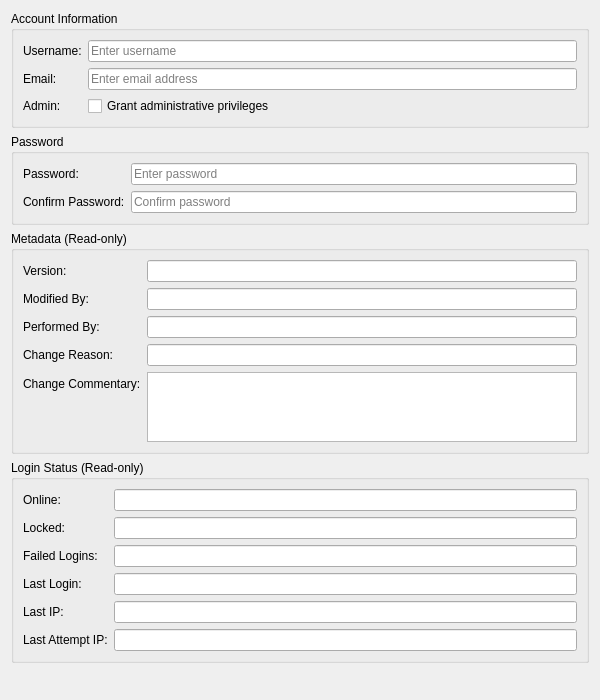
This is projects/ores.qt/ui/AccountDetailDialog.ui in OreStudio/OreStudio as Qt 5 draws it before an edit. The edited form follows.
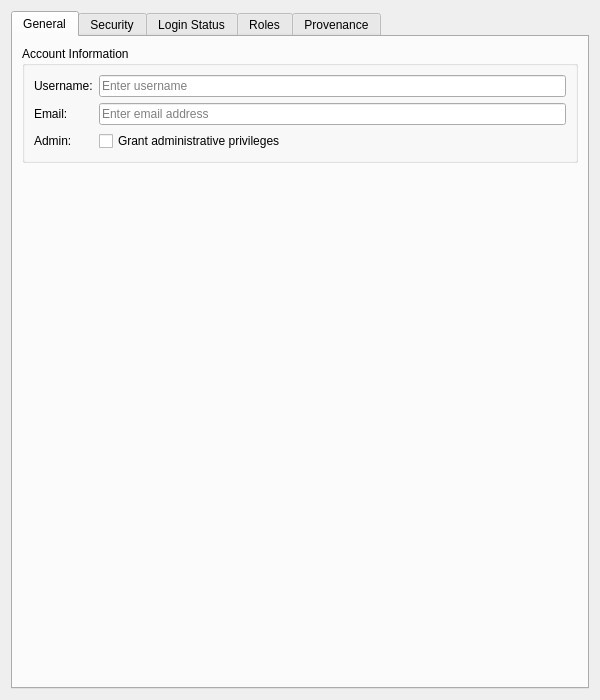
This is the edited form. Custom widgets are drawn as their Qt base class.

```diff
--- a/projects/ores.qt/ui/AccountDetailDialog.ui
+++ b/projects/ores.qt/ui/AccountDetailDialog.ui
@@ -10,6 +10,12 @@
     <height>700</height>
    </rect>
   </property>
+  <property name="minimumSize">
+   <size>
+    <width>600</width>
+    <height>500</height>
+   </size>
+  </property>
   <property name="sizePolicy">
    <sizepolicy hsizetype="Preferred" vsizetype="Preferred">
     <horstretch>0</horstretch>
@@ -21,6 +27,12 @@
   </property>
   <layout class="QVBoxLayout" name="verticalLayout">
    <item>
+    <widget class="QTabWidget" name="tabWidget">
+     <property name="currentIndex"><number>0</number></property>
+     <widget class="QWidget" name="generalTab">
+      <attribute name="title"><string>General</string></attribute>
+      <layout class="QVBoxLayout" name="generalLayout">
+       <item>
     <widget class="QGroupBox" name="accountInfoGroup">
      <property name="title">
       <string>Account Information</string>
@@ -72,6 +84,24 @@
     </widget>
    </item>
    <item>
+        <spacer name="verticalSpacerGeneral">
+         <property name="orientation">
+          <enum>Qt::Vertical</enum>
+         </property>
+         <property name="sizeHint" stdset="0">
+          <size>
+           <width>20</width>
+           <height>40</height>
+          </size>
+         </property>
+        </spacer>
+       </item>
+      </layout>
+     </widget>
+     <widget class="QWidget" name="securityTab">
+      <attribute name="title"><string>Security</string></attribute>
+      <layout class="QVBoxLayout" name="securityLayout">
+       <item>
     <widget class="QGroupBox" name="passwordGroup">
      <property name="title">
       <string>Password</string>
@@ -115,91 +145,23 @@
     </widget>
    </item>
    <item>
-    <widget class="QGroupBox" name="metadataGroup">
-     <property name="title">
-      <string>Metadata (Read-only)</string>
-     </property>
-     <layout class="QFormLayout" name="formLayout_3">
-      <item row="0" column="0">
-       <widget class="QLabel" name="labelVersion">
-        <property name="text">
-         <string>Version:</string>
-        </property>
-       </widget>
-      </item>
-      <item row="0" column="1">
-       <widget class="QLineEdit" name="versionEdit">
-        <property name="readOnly">
-         <bool>true</bool>
-        </property>
-       </widget>
-      </item>
-      <item row="1" column="0">
-       <widget class="QLabel" name="labelModifiedBy">
-        <property name="text">
-         <string>Modified By:</string>
-        </property>
-       </widget>
-      </item>
-      <item row="1" column="1">
-       <widget class="QLineEdit" name="modifiedByEdit">
-        <property name="readOnly">
-         <bool>true</bool>
-        </property>
-       </widget>
-      </item>
-      <item row="2" column="0">
-       <widget class="QLabel" name="labelPerformedBy">
-        <property name="text">
-         <string>Performed By:</string>
-        </property>
-       </widget>
-      </item>
-      <item row="2" column="1">
-       <widget class="QLineEdit" name="performedByEdit">
-        <property name="readOnly">
-         <bool>true</bool>
-        </property>
-       </widget>
-      </item>
-
-      <item row="3" column="0">
-       <widget class="QLabel" name="labelChangeReason">
-        <property name="text">
-         <string>Change Reason:</string>
-        </property>
-       </widget>
-      </item>
-      <item row="3" column="1">
-       <widget class="QLineEdit" name="changeReasonEdit">
-        <property name="readOnly">
-         <bool>true</bool>
-        </property>
-       </widget>
-      </item>
-      <item row="4" column="0">
-       <widget class="QLabel" name="labelChangeCommentary">
-        <property name="text">
-         <string>Change Commentary:</string>
-        </property>
-       </widget>
-      </item>
-      <item row="4" column="1">
-       <widget class="QPlainTextEdit" name="changeCommentaryEdit">
-        <property name="readOnly">
-         <bool>true</bool>
-        </property>
-        <property name="maximumSize">
+        <spacer name="verticalSpacerSecurity">
+         <property name="orientation">
+          <enum>Qt::Vertical</enum>
+         </property>
+         <property name="sizeHint" stdset="0">
          <size>
-          <width>16777215</width>
-          <height>80</height>
-         </size>
-        </property>
-       </widget>
+           <width>20</width>
+           <height>40</height>
+          </size>
+         </property>
+        </spacer>
       </item>
      </layout>
     </widget>
-   </item>
+     <widget class="QWidget" name="loginStatusTab">
+      <attribute name="title"><string>Login Status</string></attribute>
+      <layout class="QVBoxLayout" name="loginStatusLayout">
    <item>
     <widget class="QGroupBox" name="loginStatusGroup">
      <property name="title">
@@ -294,7 +256,7 @@
     </widget>
    </item>
    <item>
-    <spacer name="verticalSpacer">
+        <spacer name="verticalSpacerLoginStatus">
      <property name="orientation">
       <enum>Qt::Vertical</enum>
      </property>
@@ -308,6 +270,40 @@
    </item>
   </layout>
  </widget>
+     <widget class="QWidget" name="rolesTab">
+      <attribute name="title"><string>Roles</string></attribute>
+      <layout class="QVBoxLayout" name="rolesLayout">
+       <item>
+        <widget class="QLabel" name="rolesPlaceholderLabel">
+         <property name="text">
+          <string>Role assignments are managed via the Roles widget.</string>
+         </property>
+         <property name="alignment">
+          <set>Qt::AlignCenter</set>
+         </property>
+        </widget>
+       </item>
+      </layout>
+     </widget>
+     <widget class="QWidget" name="provenanceTab">
+      <attribute name="title"><string>Provenance</string></attribute>
+      <layout class="QVBoxLayout" name="provenanceTabLayout">
+       <item>
+        <widget class="ores::qt::ProvenanceWidget" name="provenanceWidget" native="true"/>
+       </item>
+      </layout>
+     </widget>
+    </widget>
+   </item>
+  </layout>
+ </widget>
+ <customwidgets>
+  <customwidget>
+   <class>ores::qt::ProvenanceWidget</class>
+   <extends>QWidget</extends>
+   <header>ores.qt/ProvenanceWidget.hpp</header>
+  </customwidget>
+ </customwidgets>
  <resources/>
  <connections/>
 </ui>
```
Lines whose indentation alone changed are shown as unchanged.
